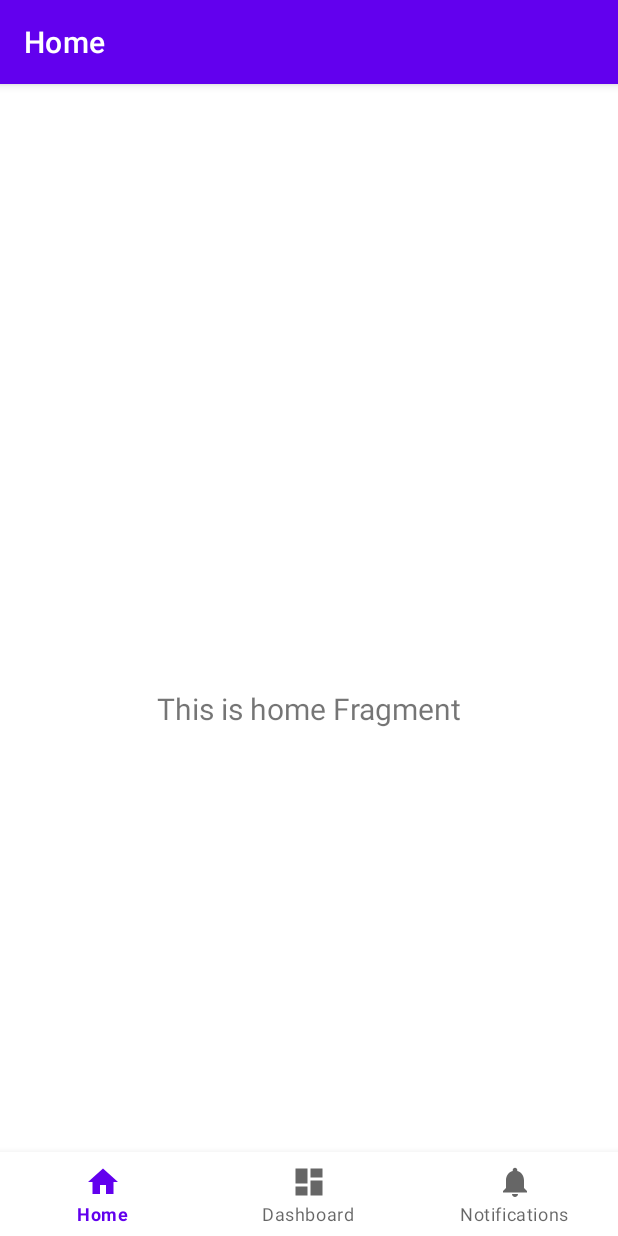
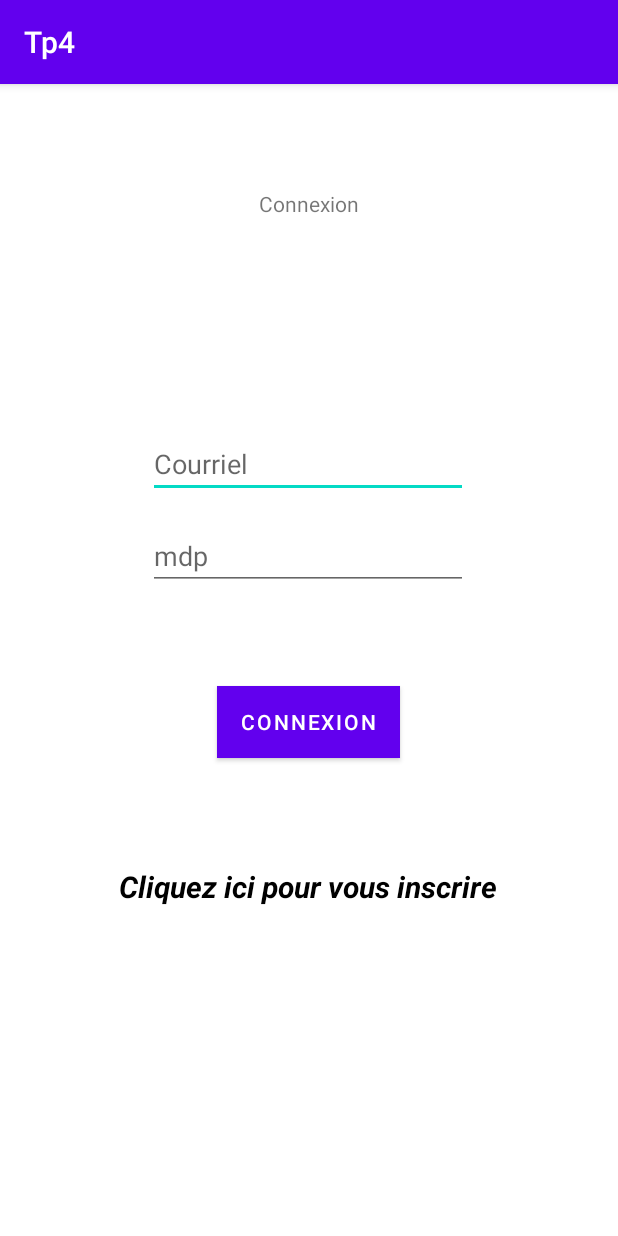
Before and after one commit to witly2/Tp4_Mobile, an Android app: the screen it shows after launch (MainActivity before the commit, ConnexionInscriptionActivity after it), on a phone screen of 412 x 824 dp. Run offline under Robolectric (Android 15) with nearby library versions, the phone set to English and light mode, and no system bars; our stand-ins replace Firebase (no records; nobody signed in at launch, a user with empty details on screens opened directly).

Commit message:
:hammer: Page de connexion terminé

```diff
--- a/app/src/main/AndroidManifest.xml
+++ b/app/src/main/AndroidManifest.xml
@@ -14,8 +14,14 @@
         tools:targetApi="31">
         <activity
             android:name=".MainActivity"
+            android:exported="true">
+        </activity>
+
+        <activity
+            android:name=".ConnexionInscriptionActivity"
             android:exported="true"
             android:label="@string/app_name">
+
             <intent-filter>
                 <action android:name="android.intent.action.MAIN" />
 
--- /dev/null
+++ b/app/src/main/java/com/example/tp4/ConnexionInscriptionActivity.kt
@@ -0,0 +1,120 @@
+package com.example.tp4
+
+import android.content.Intent
+import android.os.Bundle
+import android.util.Log
+import android.view.View
+import android.widget.TextView
+import android.widget.Toast
+import androidx.appcompat.app.AppCompatActivity
+import androidx.core.content.ContextCompat
+import androidx.core.view.setPadding
+import com.example.tp4.databinding.ConnexionBinding
+import com.example.tp4.ui.home.HomeFragment
+import com.example.tp4.ui.inscription.InscriptionFragment
+import com.google.firebase.auth.FirebaseAuth
+import com.google.firebase.auth.FirebaseAuthInvalidCredentialsException
+import com.google.firebase.auth.FirebaseAuthInvalidUserException
+import com.google.firebase.auth.FirebaseUser
+
+class ConnexionInscriptionActivity: AppCompatActivity(), View.OnClickListener {
+    private lateinit var binding: ConnexionBinding
+    private lateinit var textViewEmail:TextView
+    private lateinit var textViewPassword:TextView
+    private lateinit var textError:TextView
+    private var mAuth: FirebaseAuth? = null
+
+    override fun onCreate(savedInstanceState: Bundle?) {
+        super.onCreate(savedInstanceState)
+
+        binding = ConnexionBinding.inflate(layoutInflater)
+        setContentView(binding.root)
+
+        // Instance du service d'authentification
+        mAuth = FirebaseAuth.getInstance()
+
+        // Si token user déjà valide
+        if (mAuth!!.currentUser != null) {
+            Log.d("***TAG", "onCreate: " + mAuth!!.currentUser)
+            //Rediriger vers l'accueil
+
+            Toast.makeText(this, "Vous êtes déjà connecté.", Toast.LENGTH_SHORT).show()
+            updateUi(mAuth!!.currentUser)
+        }
+
+        textViewEmail=binding.editTextTextEmail
+        textViewPassword=binding.editTextTextPassword
+        textError=binding.textError
+        binding.textView2.setOnClickListener(this)
+
+        // Connexion
+        binding.buttonConnexion.setOnClickListener(this)
+
+    }
+    override fun onClick(v: View) {
+        when (v.id) {
+            R.id.textView2 -> {
+                startActivity(Intent(this@ConnexionInscriptionActivity, InscriptionFragment::class.java))
+            }
+            R.id.button_connexion -> {
+                signIn(textViewEmail.getText().toString().trim(),
+                    textViewPassword.getText().toString().trim())
+            }
+        }
+    }
+
+    private fun signIn(courriel: String, mdp: String) {
+
+        mAuth!!.signInWithEmailAndPassword(courriel, mdp)
+            .addOnCompleteListener(
+                this
+            ) { task ->
+                Toast.makeText(
+                    this, "Connexion en cours ...",
+                    Toast.LENGTH_SHORT,
+                ).show()
+                if (task.isSuccessful) {
+                    // Firebase User est un user connecté
+                    val user = mAuth!!.currentUser
+                    Toast.makeText(
+                        this, "Connexion réussie",
+                        Toast.LENGTH_SHORT,
+                    ).show()
+                    updateUi(user)
+
+                }/* else {
+                    Log.w(
+                        SignInActivity.Companion.TAG,
+                        "signInWithEmail:failure",
+                        task.exception
+                    )
+                }*/
+            } // Ce callback nous permet d'avoir accès aux exceptions
+            // Important, car permet l'identification exacte de l'erreur à la connexion
+            .addOnFailureListener { e ->
+                textError.setPadding(20)
+                textError.backgroundTintList= ContextCompat.getColorStateList(this, R.color.error)
+                if (e is FirebaseAuthInvalidCredentialsException || e is FirebaseAuthInvalidUserException) {
+                    textError.setText("Email ou mot de passe invalide")
+                }else {
+                    textError.setText("Échec de connexion")
+                }
+            }
+    }
+
+    private fun updateUi(user: FirebaseUser?) {
+        // token retourné par Firebase : utile si on doit par la suite communiquer avec un backend tierce
+        //binding.textView5.setText("Bienvenue "+user.getIdToken(true));
+        //binding.textView5.setText("Bienvenue " + user!!.displayName)
+
+        /*if (user.isEmailVerified == true) binding.textView6.setText("Courriel vérifié") else binding.textView6.setText(
+            "Courriel non vérifié"
+        )*/
+        startActivity(Intent(this@ConnexionInscriptionActivity, MainActivity::class.java))
+    }
+
+    override fun onStop() {
+        super.onStop()
+        FirebaseAuth.getInstance().signOut()
+    }
+}
--- a/app/src/main/java/com/example/tp4/MainActivity.kt
+++ b/app/src/main/java/com/example/tp4/MainActivity.kt
@@ -26,7 +26,7 @@ class MainActivity : AppCompatActivity() {
         // menu should be considered as top level destinations.
         val appBarConfiguration = AppBarConfiguration(
             setOf(
-                R.id.navigation_home, R.id.navigation_dashboard, R.id.navigation_notifications
+                R.id.navigation_home, R.id.navigation_dashboard
             )
         )
         setupActionBarWithNavController(navController, appBarConfiguration)
--- /dev/null
+++ b/app/src/main/java/com/example/tp4/ui/connexion/ConnexionFragment.kt
@@ -0,0 +1,6 @@
+package com.example.tp4.ui.connexion
+
+import androidx.fragment.app.Fragment
+
+class ConnexionFragment: Fragment() {
+}
--- /dev/null
+++ b/app/src/main/java/com/example/tp4/ui/inscription/InscriptionFragment.kt
@@ -0,0 +1,6 @@
+package com.example.tp4.ui.inscription
+
+import androidx.fragment.app.Fragment
+
+class InscriptionFragment:Fragment() {
+}
--- /dev/null
+++ b/app/src/main/res/layout/connexion.xml
@@ -0,0 +1,86 @@
+<?xml version="1.0" encoding="utf-8"?>
+<androidx.constraintlayout.widget.ConstraintLayout xmlns:android="http://schemas.android.com/apk/res/android"
+    xmlns:app="http://schemas.android.com/apk/res-auto"
+    xmlns:tools="http://schemas.android.com/tools"
+    android:layout_width="match_parent"
+    android:layout_height="match_parent">
+
+    <TextView
+        android:id="@+id/textView"
+        android:layout_width="wrap_content"
+        android:layout_height="wrap_content"
+        android:layout_marginTop="44dp"
+        android:text="Connexion"
+        app:layout_constraintBottom_toTopOf="@+id/editTextTextEmail"
+        app:layout_constraintEnd_toEndOf="parent"
+        app:layout_constraintStart_toStartOf="parent"
+        app:layout_constraintTop_toTopOf="parent"
+        app:layout_constraintVertical_bias="0.154" />
+
+    <EditText
+        android:id="@+id/editTextTextEmail"
+        android:layout_width="wrap_content"
+        android:layout_height="wrap_content"
+        android:layout_marginBottom="16dp"
+        android:ems="10"
+        android:hint="Courriel"
+        android:inputType="textEmailAddress"
+        app:layout_constraintBottom_toTopOf="@+id/editTextTextPassword"
+        app:layout_constraintEnd_toEndOf="parent"
+        app:layout_constraintHorizontal_bias="0.497"
+        app:layout_constraintStart_toStartOf="parent" />
+
+    <EditText
+        android:id="@+id/editTextTextPassword"
+        android:layout_width="wrap_content"
+        android:layout_height="wrap_content"
+        android:layout_marginBottom="64dp"
+        android:ems="10"
+        android:hint="mdp"
+        android:inputType="textPassword"
+        app:layout_constraintBottom_toTopOf="@+id/button_connexion"
+        app:layout_constraintEnd_toEndOf="parent"
+        app:layout_constraintHorizontal_bias="0.497"
+        app:layout_constraintStart_toStartOf="parent" />
+
+
+    <Button
+        android:id="@+id/button_connexion"
+        android:layout_width="wrap_content"
+        android:layout_height="wrap_content"
+        android:layout_marginBottom="72dp"
+        android:text="Connexion"
+        android:background="@color/white"
+        app:layout_constraintBottom_toTopOf="@+id/textView2"
+        app:layout_constraintEnd_toEndOf="parent"
+        app:layout_constraintHorizontal_bias="0.498"
+        app:layout_constraintStart_toStartOf="parent" />
+
+    <TextView
+        android:id="@+id/textError"
+        android:layout_width="wrap_content"
+        android:layout_height="wrap_content"
+        android:layout_marginBottom="140dp"
+        android:background="@color/error"
+        android:text=""
+        app:layout_constraintBottom_toBottomOf="parent"
+        app:layout_constraintEnd_toEndOf="parent"
+        app:layout_constraintStart_toStartOf="parent" />
+
+    <TextView
+        android:id="@+id/textView2"
+        android:layout_width="wrap_content"
+        android:layout_height="wrap_content"
+        android:layout_marginBottom="60dp"
+        android:text="Cliquez ici pour vous inscrire"
+        android:textColor="@color/black"
+        android:textSize="20dp"
+        android:textStyle="bold|italic"
+        android:underlineText="true"
+        app:layout_constraintBottom_toTopOf="@+id/textError"
+        app:layout_constraintEnd_toEndOf="parent"
+        app:layout_constraintHorizontal_bias="0.496"
+        app:layout_constraintStart_toStartOf="parent" />
+
+
+</androidx.constraintlayout.widget.ConstraintLayout>
--- a/app/src/main/res/menu/bottom_nav_menu.xml
+++ b/app/src/main/res/menu/bottom_nav_menu.xml
@@ -11,9 +11,4 @@
         android:icon="@drawable/ic_dashboard_black_24dp"
         android:title="@string/title_dashboard" />
 
-    <item
-        android:id="@+id/navigation_notifications"
-        android:icon="@drawable/ic_notifications_black_24dp"
-        android:title="@string/title_notifications" />
-
 </menu>
--- a/app/src/main/res/values/colors.xml
+++ b/app/src/main/res/values/colors.xml
@@ -7,4 +7,5 @@
     <color name="teal_700">#FF018786</color>
     <color name="black">#FF000000</color>
     <color name="white">#FFFFFFFF</color>
+    <color name="error">#EA4646</color>
 </resources>
--- a/app/src/main/res/values/strings.xml
+++ b/app/src/main/res/values/strings.xml
@@ -2,5 +2,6 @@
     <string name="app_name">Tp4</string>
     <string name="title_home">Home</string>
     <string name="title_dashboard">Dashboard</string>
-    <string name="title_notifications">Notifications</string>
+    <string name="connexion">Connexion</string>
+    <string name="inscription">Inscription</string>
 </resources>
```
Also changed, not shown: app/src/main/java/com/example/tp4/ui/notifications/NotificationsFragment.kt (deleted, +0 -42 lines), app/src/main/java/com/example/tp4/ui/notifications/NotificationsViewModel.kt (deleted, +0 -13 lines), app/src/main/res/layout/inscription.xml (renamed from app/src/main/res/layout/fragment_notifications.xml, +5 -9 lines), app/src/main/res/navigation/mobile_navigation.xml (+23 -5 lines).
